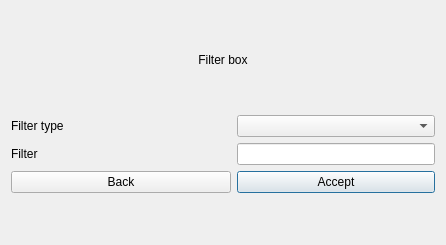
This is 03. Python/Практика/lab7/view/qtsrc/filter_form.ui in sit2606/learning as Qt 5 draws it before an edit. The edited form follows.
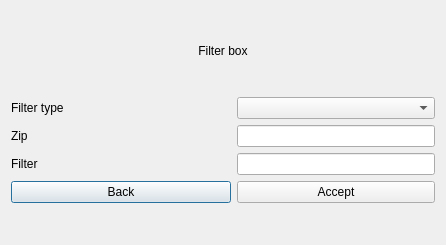
This is the edited form.

```diff
--- a/03. Python/Практика/lab7/view/qtsrc/filter_form.ui
+++ b/03. Python/Практика/lab7/view/qtsrc/filter_form.ui
@@ -46,37 +46,11 @@
     </widget>
    </item>
    <item>
-    <layout class="QGridLayout" name="gridLayout" rowstretch="0,0,0">
+    <layout class="QGridLayout" name="gridLayout" rowstretch="0,0,0,0">
      <property name="sizeConstraint">
       <enum>QLayout::SetDefaultConstraint</enum>
      </property>
-     <item row="0" column="0">
-      <widget class="QLabel" name="FilterListlabel">
-       <property name="minimumSize">
-        <size>
-         <width>220</width>
-         <height>0</height>
-        </size>
-       </property>
-       <property name="sizeIncrement">
-        <size>
-         <width>0</width>
-         <height>0</height>
-        </size>
-       </property>
-       <property name="text">
-        <string>Filter type</string>
-       </property>
-      </widget>
-     </item>
      <item row="2" column="1">
-      <widget class="QPushButton" name="AcceptpushButton">
-       <property name="text">
-        <string>Accept</string>
-       </property>
-      </widget>
-     </item>
-     <item row="1" column="1">
       <widget class="QLineEdit" name="FilterCriterialineEdit">
        <property name="toolTip">
         <string/>
@@ -98,23 +72,59 @@
        </property>
       </widget>
      </item>
-     <item row="1" column="0">
+     <item row="2" column="0">
       <widget class="QLabel" name="FilterCriterialabel">
        <property name="text">
         <string>Filter</string>
        </property>
       </widget>
      </item>
-     <item row="2" column="0">
-      <widget class="QPushButton" name="BackpushButton">
-       <property name="text">
-        <string>Back</string>
-       </property>
-      </widget>
-     </item>
      <item row="0" column="1">
       <widget class="QComboBox" name="FilterListcomboBox"/>
      </item>
+     <item row="0" column="0">
+      <widget class="QLabel" name="FilterListlabel">
+       <property name="minimumSize">
+        <size>
+         <width>220</width>
+         <height>0</height>
+        </size>
+       </property>
+       <property name="sizeIncrement">
+        <size>
+         <width>0</width>
+         <height>0</height>
+        </size>
+       </property>
+       <property name="text">
+        <string>Filter type</string>
+       </property>
+      </widget>
+     </item>
+     <item row="3" column="0">
+      <widget class="QPushButton" name="BackpushButton">
+       <property name="text">
+        <string>Back</string>
+       </property>
+      </widget>
+     </item>
+     <item row="3" column="1">
+      <widget class="QPushButton" name="AcceptpushButton">
+       <property name="text">
+        <string>Accept</string>
+       </property>
+      </widget>
+     </item>
+     <item row="1" column="0">
+      <widget class="QLabel" name="Ziplabel">
+       <property name="text">
+        <string>Zip</string>
+       </property>
+      </widget>
+     </item>
+     <item row="1" column="1">
+      <widget class="QLineEdit" name="ZiplineEdit"/>
+     </item>
     </layout>
    </item>
   </layout>
```
